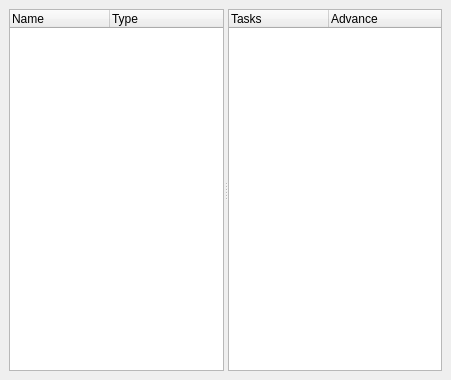
This is plan/libs/ui/kptresourceassignmentview.ui in KDE/calligra as Qt 5 draws it before an edit. The edited form follows.
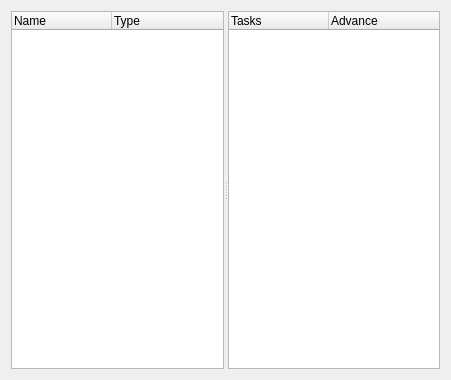
This is the edited form.

Commit message: Remove any hardcoding of spaces to 6 and margins to 9/11 in Plan's UI

The edit to the form file:
```diff
--- a/plan/libs/ui/kptresourceassignmentview.ui
+++ b/plan/libs/ui/kptresourceassignmentview.ui
@@ -10,12 +10,6 @@
    </rect>
   </property>
   <layout class="QGridLayout" >
-   <property name="margin" >
-    <number>9</number>
-   </property>
-   <property name="spacing" >
-    <number>6</number>
-   </property>
    <item row="0" column="0" >
     <widget class="QSplitter" name="m_splitter" >
      <property name="orientation" >
```
The commit also changes 17 other files.
